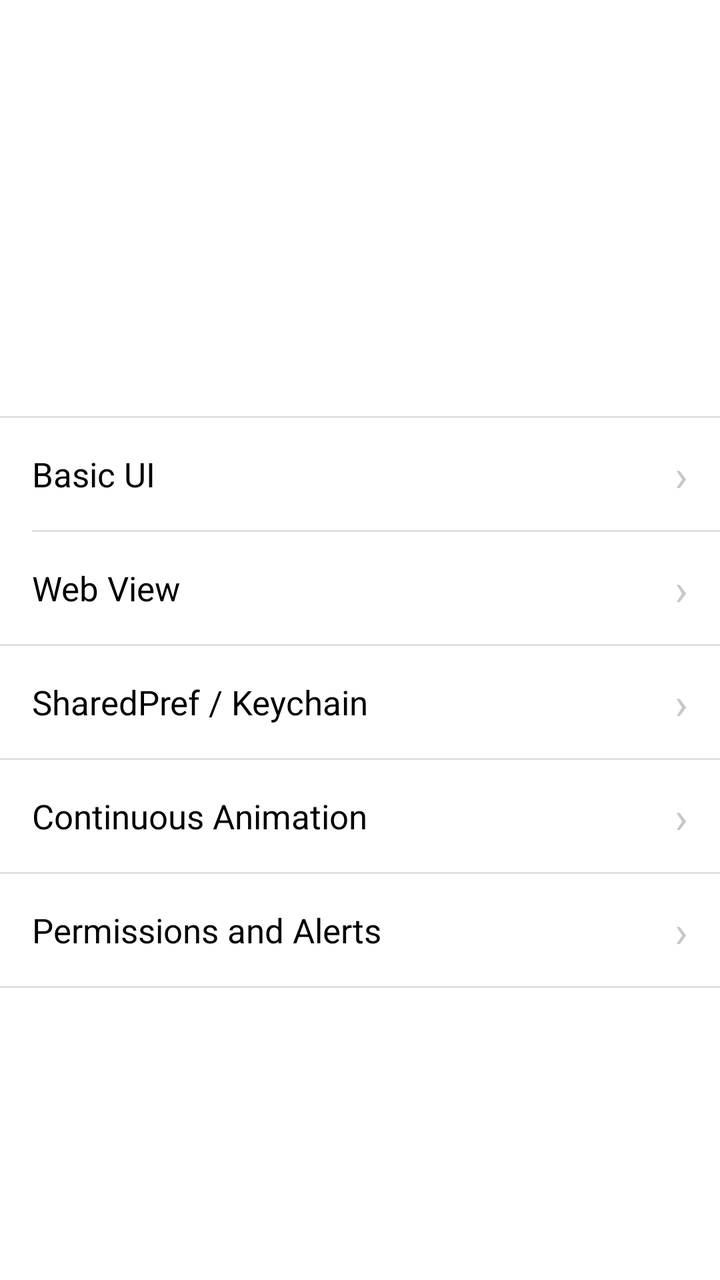
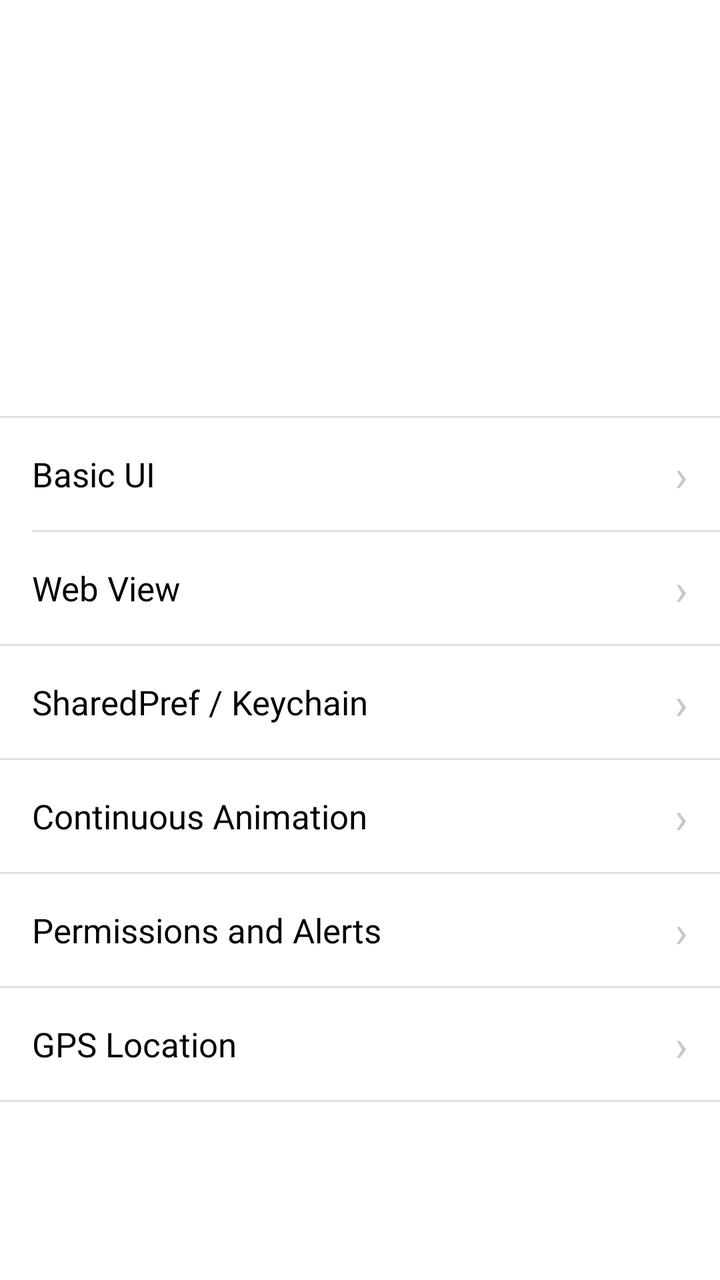

Before-and-after screenshots of an Android layout around one commit, followed by the original layout XML and the change that was made.
<!-- AndroidManifest.xml: application theme Theme.Playground -->
<!-- res/layout/activity_main.xml -->
<?xml version="1.0" encoding="utf-8"?>
<LinearLayout xmlns:android="http://schemas.android.com/apk/res/android"
    android:layout_width="match_parent"
    android:layout_height="match_parent"
    android:orientation="vertical"
    android:background="#FFFFFF"
    android:fitsSystemWindows="true">

    <ImageView
        android:id="@+id/logo"
        android:layout_width="200dp"
        android:layout_height="120dp"
        android:layout_gravity="center_horizontal"
        android:layout_marginTop="48dp"
        android:layout_marginBottom="40dp"
        android:scaleType="fitCenter"
        android:contentDescription="Playground logo" />

    <View
        android:layout_width="match_parent"
        android:layout_height="1dp"
        android:background="#E0E0E0" />

    <LinearLayout
        android:id="@+id/btn_basic_ui"
        android:layout_width="match_parent"
        android:layout_height="56dp"
        android:orientation="horizontal"
        android:background="?attr/selectableItemBackground"
        android:clickable="true"
        android:focusable="true"
        android:paddingStart="16dp"
        android:paddingEnd="16dp"
        android:gravity="center_vertical">

        <TextView
            android:layout_width="0dp"
            android:layout_height="wrap_content"
            android:layout_weight="1"
            android:text="Basic UI"
            android:textSize="17sp"
            android:textColor="#000000" />

        <TextView
            android:layout_width="wrap_content"
            android:layout_height="wrap_content"
            android:text="›"
            android:textSize="22sp"
            android:textColor="#C7C7CC" />
    </LinearLayout>

    <View
        android:layout_width="match_parent"
        android:layout_height="1dp"
        android:layout_marginStart="16dp"
        android:background="#E0E0E0" />

    <LinearLayout
        android:id="@+id/btn_web_view"
        android:layout_width="match_parent"
        android:layout_height="56dp"
        android:orientation="horizontal"
        android:background="?attr/selectableItemBackground"
        android:clickable="true"
        android:focusable="true"
        android:paddingStart="16dp"
        android:paddingEnd="16dp"
        android:gravity="center_vertical">

        <TextView
            android:layout_width="0dp"
            android:layout_height="wrap_content"
            android:layout_weight="1"
            android:text="Web View"
            android:textSize="17sp"
            android:textColor="#000000" />

        <TextView
            android:layout_width="wrap_content"
            android:layout_height="wrap_content"
            android:text="›"
            android:textSize="22sp"
            android:textColor="#C7C7CC" />
    </LinearLayout>

    <View
        android:layout_width="match_parent"
        android:layout_height="1dp"
        android:background="#E0E0E0" />

    <LinearLayout
        android:id="@+id/btn_preferences"
        android:layout_width="match_parent"
        android:layout_height="56dp"
        android:orientation="horizontal"
        android:background="?attr/selectableItemBackground"
        android:clickable="true"
        android:focusable="true"
        android:paddingStart="16dp"
        android:paddingEnd="16dp"
        android:gravity="center_vertical">

        <TextView
            android:layout_width="0dp"
            android:layout_height="wrap_content"
            android:layout_weight="1"
            android:text="SharedPref / Keychain"
            android:textSize="17sp"
            android:textColor="#000000" />

        <TextView
            android:layout_width="wrap_content"
            android:layout_height="wrap_content"
            android:text="›"
            android:textSize="22sp"
            android:textColor="#C7C7CC" />
    </LinearLayout>

    <View
        android:layout_width="match_parent"
        android:layout_height="1dp"
        android:background="#E0E0E0" />

    <LinearLayout
        android:id="@+id/btn_continuous_animation"
        android:layout_width="match_parent"
        android:layout_height="56dp"
        android:orientation="horizontal"
        android:background="?attr/selectableItemBackground"
        android:clickable="true"
        android:focusable="true"
        android:paddingStart="16dp"
        android:paddingEnd="16dp"
        android:gravity="center_vertical">

        <TextView
            android:layout_width="0dp"
            android:layout_height="wrap_content"
            android:layout_weight="1"
            android:text="Continuous Animation"
            android:textSize="17sp"
            android:textColor="#000000" />

        <TextView
            android:layout_width="wrap_content"
            android:layout_height="wrap_content"
            android:text="›"
            android:textSize="22sp"
            android:textColor="#C7C7CC" />
    </LinearLayout>

    <View
        android:layout_width="match_parent"
        android:layout_height="1dp"
        android:background="#E0E0E0" />

    <LinearLayout
        android:id="@+id/btn_permissions"
        android:layout_width="match_parent"
        android:layout_height="56dp"
        android:orientation="horizontal"
        android:background="?attr/selectableItemBackground"
        android:clickable="true"
        android:focusable="true"
        android:paddingStart="16dp"
        android:paddingEnd="16dp"
        android:gravity="center_vertical">

        <TextView
            android:layout_width="0dp"
            android:layout_height="wrap_content"
            android:layout_weight="1"
            android:text="Permissions and Alerts"
            android:textSize="17sp"
            android:textColor="#000000" />

        <TextView
            android:layout_width="wrap_content"
            android:layout_height="wrap_content"
            android:text="›"
            android:textSize="22sp"
            android:textColor="#C7C7CC" />
    </LinearLayout>

    <View
        android:layout_width="match_parent"
        android:layout_height="1dp"
        android:background="#E0E0E0" />


</LinearLayout>
<!-- resources referenced by this layout -->
<resources>
  <style name="Theme.Playground" parent="Theme.MaterialComponents.Light.NoActionBar" />
</resources>

<!-- the commit's change to res/layout/activity_main.xml (unified diff, before → after) -->
@@ -187,5 +187,38 @@
         android:layout_height="1dp"
         android:background="#E0E0E0" />
 
+    <LinearLayout
+        android:id="@+id/btn_location"
+        android:layout_width="match_parent"
+        android:layout_height="56dp"
+        android:orientation="horizontal"
+        android:background="?attr/selectableItemBackground"
+        android:clickable="true"
+        android:focusable="true"
+        android:paddingStart="16dp"
+        android:paddingEnd="16dp"
+        android:gravity="center_vertical">
+
+        <TextView
+            android:layout_width="0dp"
+            android:layout_height="wrap_content"
+            android:layout_weight="1"
+            android:text="GPS Location"
+            android:textSize="17sp"
+            android:textColor="#000000" />
+
+        <TextView
+            android:layout_width="wrap_content"
+            android:layout_height="wrap_content"
+            android:text="›"
+            android:textSize="22sp"
+            android:textColor="#C7C7CC" />
+    </LinearLayout>
+
+    <View
+        android:layout_width="match_parent"
+        android:layout_height="1dp"
+        android:background="#E0E0E0" />
+
 
 </LinearLayout>
